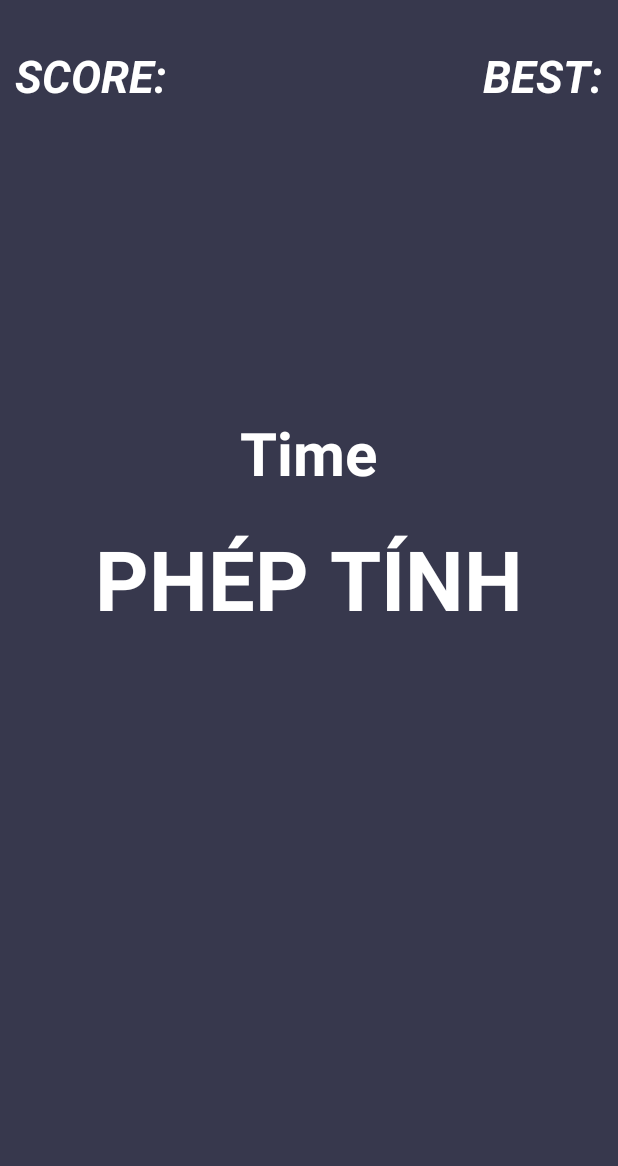
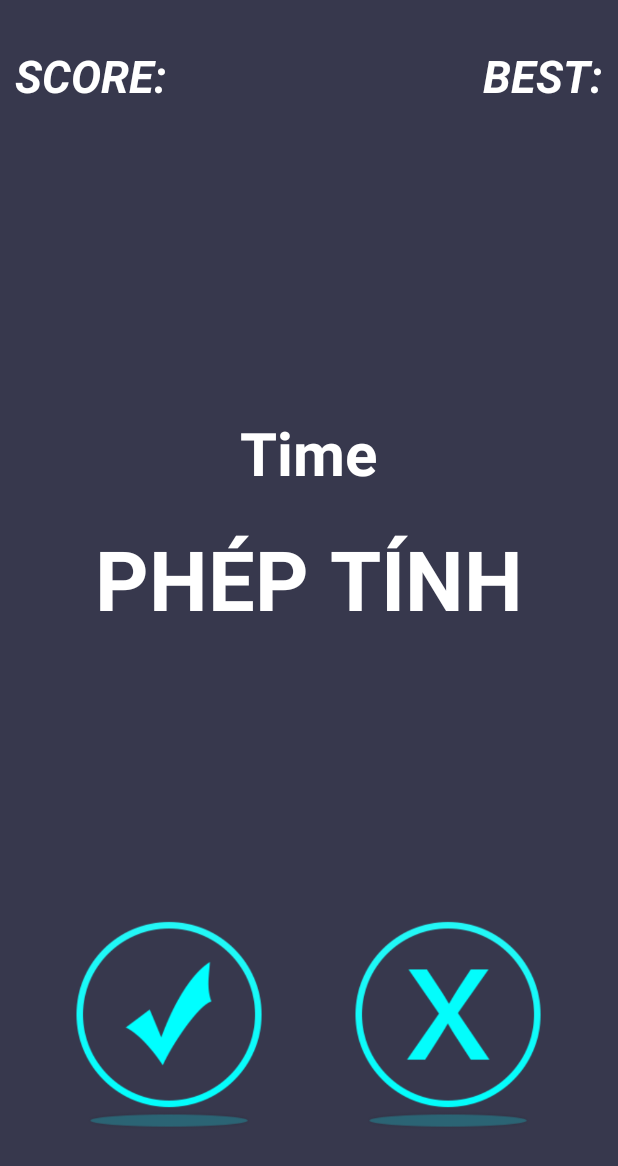
Before and after one commit to phuocloi0502/Fastmath, an Android app: the screen it shows after launch (MainActivity), on a phone screen of 412 x 824 dp. Shown: the top 1166 px of the screen. Run offline under Robolectric (Android 15) with nearby library versions, the light colour scheme and no system bars.

Commit message:
them imageview

```diff
--- a/app/src/main/res/layout/activity_playactivity.xml
+++ b/app/src/main/res/layout/activity_playactivity.xml
@@ -77,16 +77,21 @@
         android:orientation="horizontal"
         android:paddingLeft="20dp"
         android:paddingRight="20dp"
-        android:paddingBottom="20dp">
+        android:paddingBottom="20dp"
+        android:weightSum="2">
 
         <ImageView
+            android:layout_weight="1"
             android:layout_width="wrap_content"
             android:layout_height="wrap_content"
-            android:id="@+id/imgvdung"/>
+            android:id="@+id/imgvdung"
+            android:src="@drawable/imageviewdung"/>
 
         <ImageView
+            android:layout_weight="1"
             android:layout_width="wrap_content"
             android:layout_height="wrap_content"
+            android:src="@drawable/imageviewsai"
             android:id="@+id/imgvsai"/>
     </LinearLayout>
 
```
Also changed, not shown: app/src/main/res/drawable/imageviewdung.png (added), app/src/main/res/drawable/imageviewsai.png (added).
